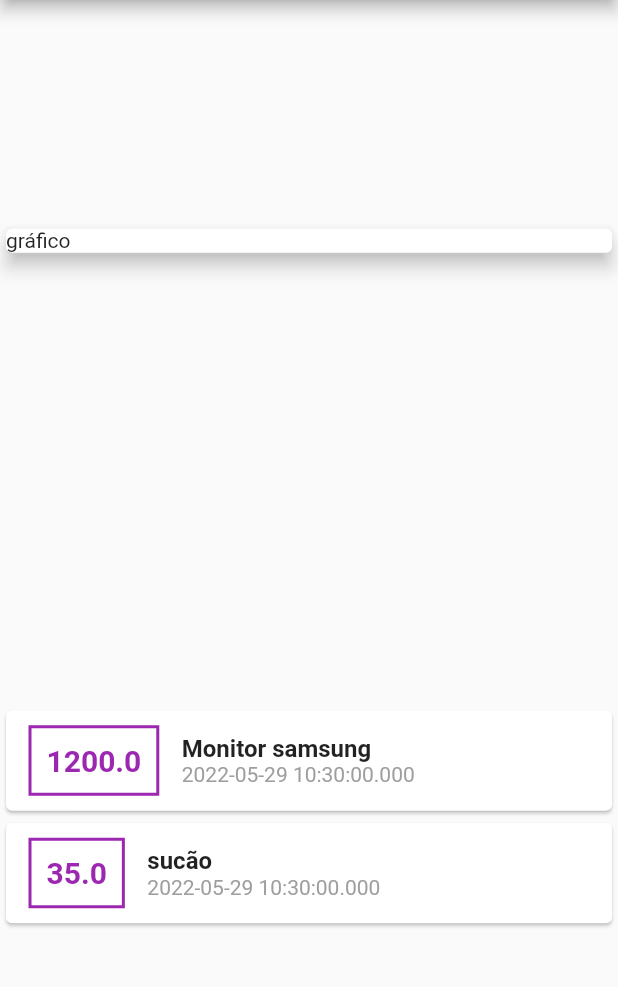
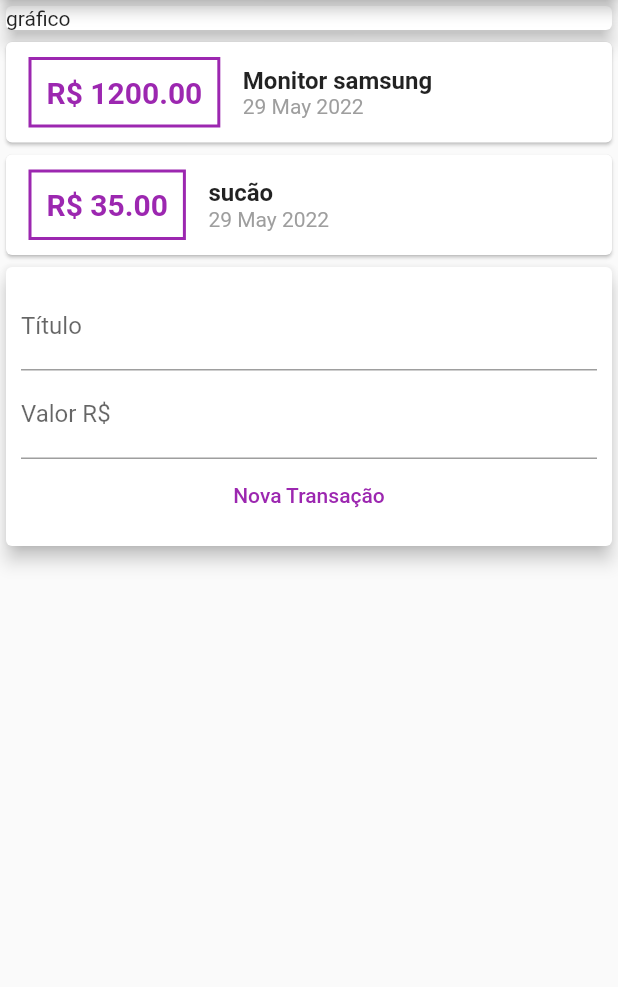
Before and after one commit to EuNetu/Despesas_Flutter, a Flutter app: the screen it shows after launch, on a phone screen of 412 x 824 dp, the part 84-1071 px from its top. Run offline on Flutter 3.47's test engine with Material 2 defaults, Android fonts, the phone set to English and light mode, and no system bars.

```diff
--- /dev/null
+++ b/expenses/lib/components/transaction_Form.dart
@@ -0,0 +1,42 @@
+import 'package:flutter/material.dart';
+
+class TransactionForm extends StatelessWidget {
+  final titleController = TextEditingController();
+  final valueController = TextEditingController();
+
+  final void Function(String, double) onSubmit;
+
+  TransactionForm(this.onSubmit);
+
+  @override
+  Widget build(BuildContext context) {
+    return Card(
+      elevation: 5,
+      child: Padding(
+        padding: const EdgeInsets.all(10),
+        child: Column(
+          children: [
+            TextField(
+              controller: titleController,
+              decoration: InputDecoration(labelText: 'Título'),
+            ),
+            TextField(
+              controller: valueController,
+              decoration: InputDecoration(labelText: 'Valor R\$'),
+            ),
+            TextButton(
+              child: Text('Nova Transação'),
+              style: ButtonStyle(
+                  foregroundColor:
+                      MaterialStateProperty.all<Color>(Colors.purple)),
+              onPressed: () {
+                final title = titleController.text;
+                final value = double.tryParse(valueController.text) ?? 0;
+              },
+            )
+          ],
+        ),
+      ),
+    );
+  }
+}
--- /dev/null
+++ b/expenses/lib/components/transaction_List.dart
@@ -0,0 +1,52 @@
+import 'package:flutter/material.dart';
+import '../models/transaction.dart';
+import 'package:intl/intl.dart';
+
+class transactionList extends StatelessWidget {
+  final List<Transaction> transactions;
+
+  transactionList(this.transactions);
+
+  @override
+  Widget build(BuildContext context) {
+    return Column(
+      children: transactions.map((tr) {
+        return Card(
+          child: Row(
+            children: [
+              Container(
+                margin: EdgeInsets.symmetric(horizontal: 15, vertical: 10),
+                decoration: BoxDecoration(
+                    border: Border.all(
+                  color: Colors.purple,
+                  width: 2,
+                )),
+                padding: EdgeInsets.all(10),
+                child: Text(
+                  'R\$ ${tr.value.toStringAsFixed(2)}',
+                  style: TextStyle(
+                      fontWeight: FontWeight.bold,
+                      fontSize: 20,
+                      color: Colors.purple),
+                ),
+              ),
+              Column(
+                crossAxisAlignment: CrossAxisAlignment.start,
+                children: [
+                  Text(
+                    tr.title,
+                    style: TextStyle(fontWeight: FontWeight.bold, fontSize: 16),
+                  ),
+                  Text(
+                    DateFormat('d MMM y').format(tr.date),
+                    style: TextStyle(color: Colors.grey),
+                  )
+                ],
+              )
+            ],
+          ),
+        );
+      }).toList(),
+    );
+  }
+}
--- /dev/null
+++ b/expenses/lib/components/transaction_user.dart
@@ -0,0 +1,49 @@
+import 'dart:math';
+
+import 'package:flutter/material.dart';
+import 'transaction_Form.dart';
+import 'transaction_List.dart';
+import '../models/transaction.dart';
+
+class TransactionUser extends StatefulWidget {
+  @override
+  _TransactionUserState createState() => _TransactionUserState();
+}
+
+class _TransactionUserState extends State<TransactionUser>{
+  final _transactions = [
+    Transaction(
+        id: 't1',
+        title: 'Monitor samsung',
+        value: 1200.00,
+        date: DateTime.now()),
+    Transaction(
+      id: 't2',
+      title: 'sucão',
+      value: 35.00,
+      date: DateTime.now()),
+  ];
+
+  _addTransaction(String title, double value){
+    final newTransaction = Transaction(
+      id: Random().nextDouble().toString(),
+      title: title,
+      value: value,
+      date: DateTime.now(),
+    );
+    setState(() {
+      _transactions.add(newTransaction);
+    });
+  }
+
+  @override
+  Widget build(BuildContext context) {
+    return Column(
+      children: [
+        transactionList(_transactions),
+        TransactionForm(_addTransaction),
+      ],
+    );
+  }
+
+}
--- a/expenses/lib/main.dart
+++ b/expenses/lib/main.dart
@@ -1,4 +1,5 @@
-import 'package:expenses/models/transaction.dart';
+import 'components/transaction_user.dart';
+import '/models/transaction.dart';
 import 'package:flutter/material.dart';
 
 main() => runApp(ExpenseApp());
@@ -13,18 +14,6 @@ class ExpenseApp extends StatelessWidget {
 }
 
 class MyHomePage extends StatelessWidget {
-  final _transactions = [
-    Transaction(
-        id: 't1',
-        title: 'Monitor samsung',
-        value: 1200.00,
-        date: DateTime.now()),
-    Transaction(
-      id: 't2',
-      title: 'sucão',
-      value: 35.00,
-      date: DateTime.now()),
-  ];
 
   @override
   Widget build(BuildContext context) {
@@ -33,7 +22,6 @@ class MyHomePage extends StatelessWidget {
           title: Text("Despesas Pessoais"),
         ),
         body: Column(
-          mainAxisAlignment: MainAxisAlignment.spaceAround,
           crossAxisAlignment: CrossAxisAlignment.stretch,
           children: [
             Container(
@@ -42,56 +30,7 @@ class MyHomePage extends StatelessWidget {
                 elevation: 5,
               ),
             ),
-            Column(
-              children: _transactions.map((tr) {
-                return Card(
-                  child: Row(
-                    children: [
-                      Container(
-                        margin: EdgeInsets.symmetric(
-                          horizontal: 15,
-                          vertical: 10
-                        ),
-                        decoration: BoxDecoration(
-                          border: Border.all(
-                            color: Colors.purple,
-                            width: 2,
-                          )
-                        ),
-                        padding: EdgeInsets.all(10),
-                        child: Text(
-                          tr.value.toString(),
-                          style: TextStyle(
-                            fontWeight: FontWeight.bold,
-                            fontSize: 20,
-                            color: Colors.purple
-                          ),
-                        ),
-                      ),
-                      Column(
-                        crossAxisAlignment: CrossAxisAlignment.start,
-                        children: [
-                          Text(
-                            tr.title,
-                            style: TextStyle(
-                              fontWeight: FontWeight.bold,
-                              fontSize: 16
-
-                            ),
-                          ),
-                          Text(
-                            tr.date.toString(),
-                            style: TextStyle(
-                              color: Colors.grey
-                            ),
-                          )
-                        ],
-                      )
-                    ],
-                  ),
-                );
-              }).toList(),
-            ),
+            TransactionUser(),
           ],
         ));
   }
--- a/expenses/pubspec.yaml
+++ b/expenses/pubspec.yaml
@@ -29,6 +29,7 @@ environment:
 dependencies:
   flutter:
     sdk: flutter
+  intl: ^0.17.0
 
 
   # The following adds the Cupertino Icons font to your application.
```
Also changed, not shown: expenses/pubspec.lock.
